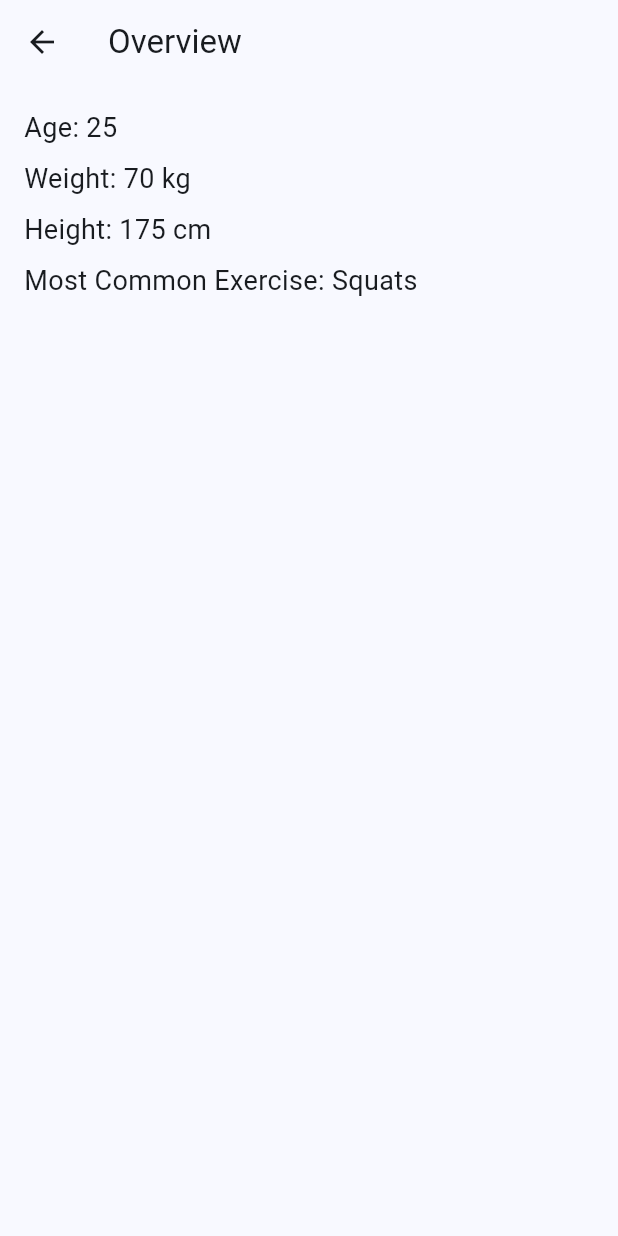
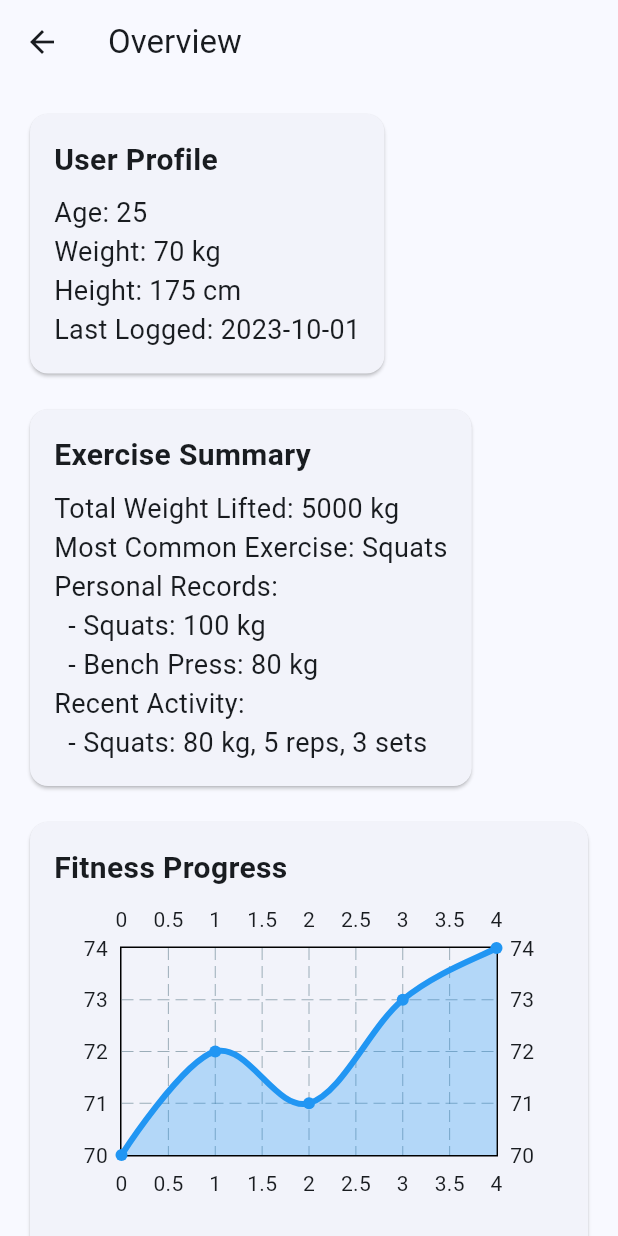
Before and after one commit to andreped/IronFlow, a Flutter app: the OverviewPage screen opened directly, on a phone screen of 412 x 824 dp. Run offline on Flutter 3.47's test engine with Material 3 defaults, Android fonts, the phone set to English and light mode, and no system bars; drawn by our look-alikes of fl_chart; our stand-ins replace confetti, file_picker, package_info_plus, shared_preferences, sqflite, table_calendar; accounts and stored records are empty.

Commit message:
Added toy overview page with fancy visuals

```diff
--- a/lib/tabs/overview_page.dart
+++ b/lib/tabs/overview_page.dart
@@ -1,4 +1,5 @@
 import 'package:flutter/material.dart';
+import 'package:fl_chart/fl_chart.dart';
 
 class OverviewPage extends StatelessWidget {
   @override
@@ -7,18 +8,149 @@ class OverviewPage extends StatelessWidget {
       appBar: AppBar(
         title: const Text('Overview'),
       ),
-      body: const Padding(
+      body: SingleChildScrollView(
+        padding: const EdgeInsets.all(16.0),
+        child: Column(
+          crossAxisAlignment: CrossAxisAlignment.start,
+          children: [
+            // User Profile Section
+            _buildUserProfileSection(),
+            const SizedBox(height: 16),
+            // Exercise Summary Section
+            _buildExerciseSummarySection(),
+            const SizedBox(height: 16),
+            // Fitness Progress Section
+            _buildFitnessProgressSection(),
+            const SizedBox(height: 16),
+            // Achievements and Goals Section
+            _buildAchievementsAndGoalsSection(),
+          ],
+        ),
+      ),
+    );
+  }
+
+  Widget _buildUserProfileSection() {
+    return const Card(
+      child: Padding(
         padding: EdgeInsets.all(16.0),
         child: Column(
           crossAxisAlignment: CrossAxisAlignment.start,
           children: [
+            Text('User Profile', style: TextStyle(fontSize: 20, fontWeight: FontWeight.bold)),
+            SizedBox(height: 8),
             Text('Age: 25', style: TextStyle(fontSize: 18)),
+            Text('Weight: 70 kg', style: TextStyle(fontSize: 18)),
+            Text('Height: 175 cm', style: TextStyle(fontSize: 18)),
+            Text('Last Logged: 2023-10-01', style: TextStyle(fontSize: 18)),
+          ],
+        ),
+      ),
+    );
+  }
+
+  Widget _buildExerciseSummarySection() {
+    return const Card(
+      child: Padding(
+        padding: EdgeInsets.all(16.0),
+        child: Column(
+          crossAxisAlignment: CrossAxisAlignment.start,
+          children: [
+            Text('Exercise Summary', style: TextStyle(fontSize: 20, fontWeight: FontWeight.bold)),
             SizedBox(height: 8),
-            Text('Weight: 70 kg', style: TextStyle(fontSize: 18)),
+            Text('Total Weight Lifted: 5000 kg', style: TextStyle(fontSize: 18)),
+            Text('Most Common Exercise: Squats', style: TextStyle(fontSize: 18)),
+            Text('Personal Records:', style: TextStyle(fontSize: 18)),
+            Text('  - Squats: 100 kg', style: TextStyle(fontSize: 18)),
+            Text('  - Bench Press: 80 kg', style: TextStyle(fontSize: 18)),
+            Text('Recent Activity:', style: TextStyle(fontSize: 18)),
+            Text('  - Squats: 80 kg, 5 reps, 3 sets', style: TextStyle(fontSize: 18)),
+          ],
+        ),
+      ),
+    );
+  }
+
+  Widget _buildFitnessProgressSection() {
+    return Card(
+      child: Padding(
+        padding: const EdgeInsets.all(16.0),
+        child: Column(
+          crossAxisAlignment: CrossAxisAlignment.start,
+          children: [
+            const Text('Fitness Progress', style: TextStyle(fontSize: 20, fontWeight: FontWeight.bold)),
+            const SizedBox(height: 8),
+            _buildWeightProgressChart(),
+            const SizedBox(height: 16),
+            _buildExerciseFrequencyChart(),
+          ],
+        ),
+      ),
+    );
+  }
+
+  Widget _buildWeightProgressChart() {
+    return Container(
+      height: 200,
+      child: LineChart(
+        LineChartData(
+          gridData: const FlGridData(show: true),
+          titlesData: const FlTitlesData(show: true),
+          borderData: FlBorderData(show: true),
+          lineBarsData: [
+            LineChartBarData(
+              spots: [
+                const FlSpot(0, 70),
+                const FlSpot(1, 72),
+                const FlSpot(2, 71),
+                const FlSpot(3, 73),
+                const FlSpot(4, 74),
+              ],
+              isCurved: true,
+              color: Colors.blue,
+              barWidth: 4,
+              belowBarData: BarAreaData(show: true, color: Colors.blue.withOpacity(0.3)),
+            ),
+          ],
+        ),
+      ),
+    );
+  }
+
+  Widget _buildExerciseFrequencyChart() {
+    return Container(
+      height: 200,
+      child: BarChart(
+        BarChartData(
+          gridData: const FlGridData(show: true),
+          titlesData: const FlTitlesData(show: true),
+          borderData: FlBorderData(show: true),
+          barGroups: [
+            BarChartGroupData(x: 0, barRods: [BarChartRodData(toY: 5, color: Colors.blue)]),
+            BarChartGroupData(x: 1, barRods: [BarChartRodData(toY: 6, color: Colors.blue)]),
+            BarChartGroupData(x: 2, barRods: [BarChartRodData(toY: 8, color: Colors.blue)]),
+            BarChartGroupData(x: 3, barRods: [BarChartRodData(toY: 7, color: Colors.blue)]),
+            BarChartGroupData(x: 4, barRods: [BarChartRodData(toY: 9, color: Colors.blue)]),
+          ],
+        ),
+      ),
+    );
+  }
+
+  Widget _buildAchievementsAndGoalsSection() {
+    return const Card(
+      child: Padding(
+        padding: EdgeInsets.all(16.0),
+        child: Column(
+          crossAxisAlignment: CrossAxisAlignment.start,
+          children: [
+            Text('Achievements and Goals', style: TextStyle(fontSize: 20, fontWeight: FontWeight.bold)),
             SizedBox(height: 8),
-            Text('Height: 175 cm', style: TextStyle(fontSize: 18)),
-            SizedBox(height: 8),
-            Text('Most Common Exercise: Squats', style: TextStyle(fontSize: 18)),
+            Text('New High Scores:', style: TextStyle(fontSize: 18)),
+            Text('  - Squats: 100 kg', style: TextStyle(fontSize: 18)),
+            Text('Goals:', style: TextStyle(fontSize: 18)),
+            Text('  - Reach 75 kg body weight', style: TextStyle(fontSize: 18)),
+            Text('  - Squat 120 kg', style: TextStyle(fontSize: 18)),
           ],
         ),
       ),
```
